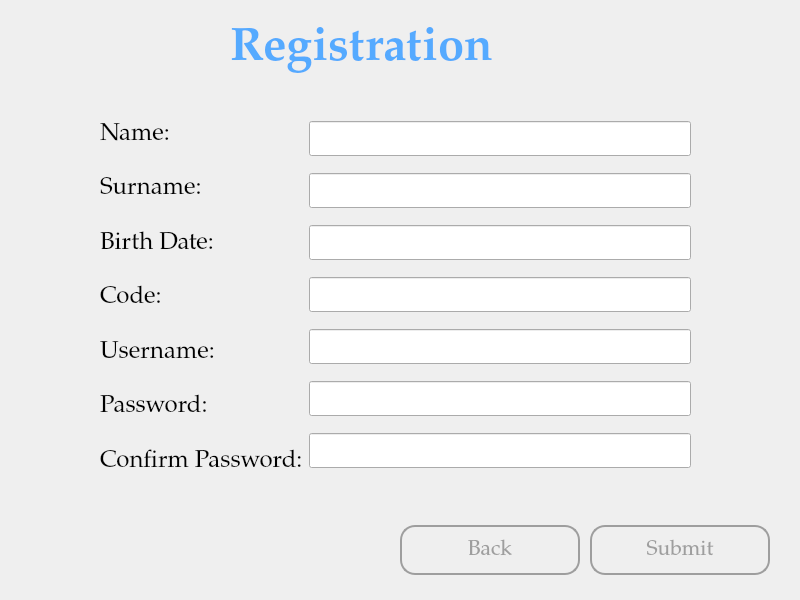
This is UI/RegistrationPageUI.ui in tural777/FinalProject as Qt 5 draws it before an edit. The edited form follows.
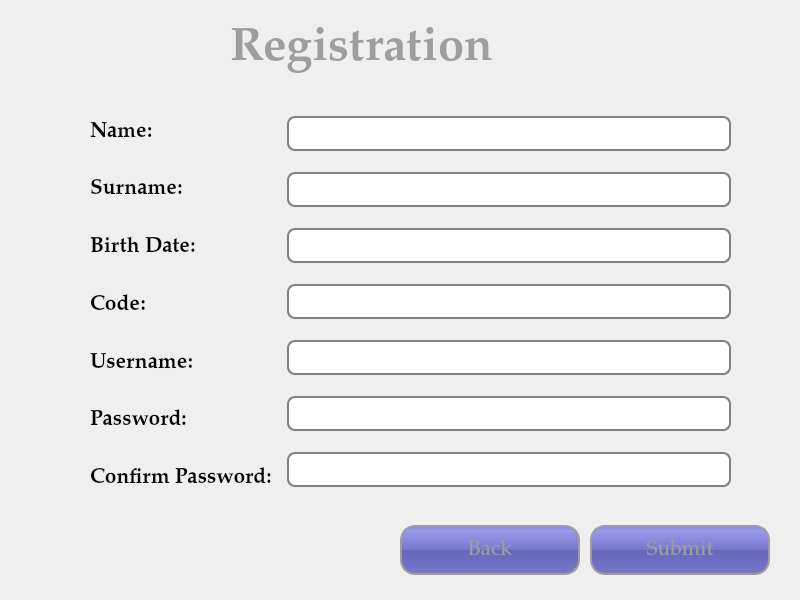
This is the edited form.

```diff
--- a/UI/RegistrationPageUI.ui
+++ b/UI/RegistrationPageUI.ui
@@ -49,7 +49,7 @@
     </font>
    </property>
    <property name="styleSheet">
-    <string notr="true">color: rgb(85, 170, 255);</string>
+    <string notr="true">color: #9E9E9E;</string>
    </property>
    <property name="text">
     <string>Registration</string>
@@ -58,17 +58,28 @@
   <widget class="QWidget" name="horizontalLayoutWidget">
    <property name="geometry">
     <rect>
-     <x>100</x>
+     <x>90</x>
      <y>110</y>
-     <width>591</width>
-     <height>375</height>
+     <width>641</width>
+     <height>389</height>
     </rect>
    </property>
    <layout class="QHBoxLayout" name="horizontalLayout">
+    <property name="spacing">
+     <number>15</number>
+    </property>
     <item>
      <layout class="QVBoxLayout" name="verticalLayout">
       <item>
        <widget class="QLabel" name="lbl_name">
+        <property name="font">
+         <font>
+          <family>Palatino Linotype</family>
+          <pointsize>16</pointsize>
+          <weight>75</weight>
+          <bold>true</bold>
+         </font>
+        </property>
         <property name="text">
          <string>Name:</string>
         </property>
@@ -76,6 +87,14 @@
       </item>
       <item>
        <widget class="QLabel" name="lbl_surname">
+        <property name="font">
+         <font>
+          <family>Palatino Linotype</family>
+          <pointsize>16</pointsize>
+          <weight>75</weight>
+          <bold>true</bold>
+         </font>
+        </property>
         <property name="text">
          <string>Surname:</string>
         </property>
@@ -83,6 +102,14 @@
       </item>
       <item>
        <widget class="QLabel" name="lbl_birthDate">
+        <property name="font">
+         <font>
+          <family>Palatino Linotype</family>
+          <pointsize>16</pointsize>
+          <weight>75</weight>
+          <bold>true</bold>
+         </font>
+        </property>
         <property name="text">
          <string>Birth Date:</string>
         </property>
@@ -90,6 +117,14 @@
       </item>
       <item>
        <widget class="QLabel" name="lbl_code">
+        <property name="font">
+         <font>
+          <family>Palatino Linotype</family>
+          <pointsize>16</pointsize>
+          <weight>75</weight>
+          <bold>true</bold>
+         </font>
+        </property>
         <property name="text">
          <string>Code:</string>
         </property>
@@ -97,6 +132,14 @@
       </item>
       <item>
        <widget class="QLabel" name="lbl_username">
+        <property name="font">
+         <font>
+          <family>Palatino Linotype</family>
+          <pointsize>16</pointsize>
+          <weight>75</weight>
+          <bold>true</bold>
+         </font>
+        </property>
         <property name="text">
          <string>Username:</string>
         </property>
@@ -104,6 +147,14 @@
       </item>
       <item>
        <widget class="QLabel" name="lbl_password">
+        <property name="font">
+         <font>
+          <family>Palatino Linotype</family>
+          <pointsize>16</pointsize>
+          <weight>75</weight>
+          <bold>true</bold>
+         </font>
+        </property>
         <property name="text">
          <string>Password:</string>
         </property>
@@ -111,6 +162,14 @@
       </item>
       <item>
        <widget class="QLabel" name="lbl_confirmPass">
+        <property name="font">
+         <font>
+          <family>Palatino Linotype</family>
+          <pointsize>16</pointsize>
+          <weight>75</weight>
+          <bold>true</bold>
+         </font>
+        </property>
         <property name="text">
          <string>Confirm Password:</string>
         </property>
@@ -121,25 +180,88 @@
     <item>
      <layout class="QVBoxLayout" name="verticalLayout_2">
       <item>
-       <widget class="QLineEdit" name="txt_name"/>
+       <widget class="QLineEdit" name="txt_name">
+        <property name="styleSheet">
+         <string notr="true">QLineEdit {
+padding: 1px;
+border-style: solid;
+border: 2px solid gray;
+border-radius: 8px;
+}</string>
+        </property>
+       </widget>
       </item>
       <item>
-       <widget class="QLineEdit" name="txt_surname"/>
+       <widget class="QLineEdit" name="txt_surname">
+        <property name="styleSheet">
+         <string notr="true">QLineEdit {
+padding: 1px;
+border-style: solid;
+border: 2px solid gray;
+border-radius: 8px;
+}</string>
+        </property>
+       </widget>
       </item>
       <item>
-       <widget class="QLineEdit" name="txt_birthDate"/>
+       <widget class="QLineEdit" name="txt_birthDate">
+        <property name="styleSheet">
+         <string notr="true">QLineEdit {
+padding: 1px;
+border-style: solid;
+border: 2px solid gray;
+border-radius: 8px;
+}</string>
+        </property>
+       </widget>
       </item>
       <item>
-       <widget class="QLineEdit" name="txt_code"/>
+       <widget class="QLineEdit" name="txt_code">
+        <property name="styleSheet">
+         <string notr="true">QLineEdit {
+padding: 1px;
+border-style: solid;
+border: 2px solid gray;
+border-radius: 8px;
+}</string>
+        </property>
+       </widget>
       </item>
       <item>
-       <widget class="QLineEdit" name="txt_username"/>
+       <widget class="QLineEdit" name="txt_username">
+        <property name="styleSheet">
+         <string notr="true">QLineEdit {
+padding: 1px;
+border-style: solid;
+border: 2px solid gray;
+border-radius: 8px;
+}</string>
+        </property>
+       </widget>
       </item>
       <item>
-       <widget class="QLineEdit" name="txt_password"/>
+       <widget class="QLineEdit" name="txt_password">
+        <property name="styleSheet">
+         <string notr="true">QLineEdit {
+padding: 1px;
+border-style: solid;
+border: 2px solid gray;
+border-radius: 8px;
+}</string>
+        </property>
+       </widget>
       </item>
       <item>
-       <widget class="QLineEdit" name="txt_confirmPass"/>
+       <widget class="QLineEdit" name="txt_confirmPass">
+        <property name="styleSheet">
+         <string notr="true">QLineEdit {
+padding: 1px;
+border-style: solid;
+border: 2px solid gray;
+border-radius: 8px;
+}</string>
+        </property>
+       </widget>
       </item>
      </layout>
     </item>
@@ -168,7 +290,7 @@
     <string notr="true">QPushButton{
 	border: 2px solid #9E9E9E;
 	border-radius: 15px;
-	background-color: #00000000;
+	background-color: QLinearGradient( x1: 0, y1: 0, x2: 0, y2: 1, stop: 0 #88d, stop: 0.1 #99e, stop: 0.49 #77c, stop: 0.5 #66b, stop: 1 #77c);
 	color: #9E9E9E;
 }
 QPushButton:hover{
@@ -209,7 +331,7 @@
     <string notr="true">QPushButton{
 	border: 2px solid #9E9E9E;
 	border-radius: 15px;
-	background-color: #00000000;
+	background-color: QLinearGradient( x1: 0, y1: 0, x2: 0, y2: 1, stop: 0 #88d, stop: 0.1 #99e, stop: 0.49 #77c, stop: 0.5 #66b, stop: 1 #77c);
 	color: #9E9E9E;
 }
 QPushButton:hover{
```
